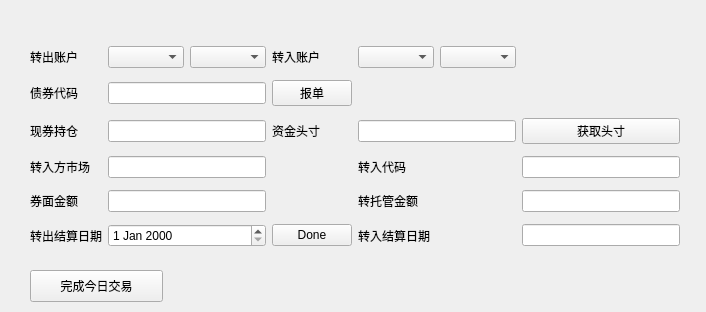
Above: ui/transfer.ui from rahrahr/Trade-Monitor before the change. Below: the same form after it.
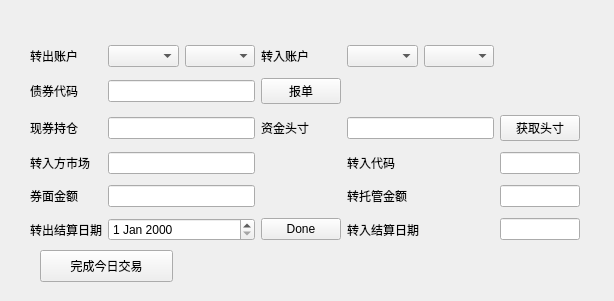
That is the form after the change. Custom widgets are drawn as their Qt base class.

Commit message: Fixed a few bugs\n Added more buttons, making GUI more user-friendly\n Now portfolio.bonds directly reads from Excel Files

Patch:
```diff
--- a/ui/transfer.ui
+++ b/ui/transfer.ui
@@ -6,8 +6,8 @@
    <rect>
     <x>0</x>
     <y>0</y>
-    <width>706</width>
-    <height>312</height>
+    <width>614</width>
+    <height>301</height>
    </rect>
   </property>
   <property name="sizePolicy">
@@ -33,8 +33,8 @@
      <rect>
       <x>20</x>
       <y>30</y>
-      <width>650</width>
-      <height>218</height>
+      <width>551</width>
+      <height>211</height>
      </rect>
     </property>
     <layout class="QGridLayout" name="gridLayout">
@@ -195,8 +195,8 @@
    <widget class="QPushButton" name="is_last_trade">
     <property name="geometry">
      <rect>
-      <x>20</x>
-      <y>260</y>
+      <x>30</x>
+      <y>240</y>
       <width>133</width>
       <height>32</height>
      </rect>
```
The commit also changes 7 other files.
